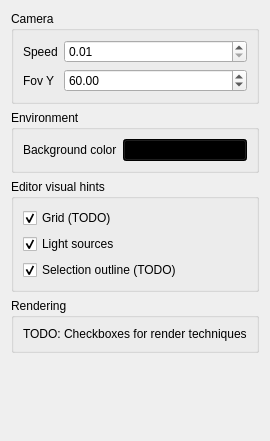
The window that Project3/ui/miscsettingswidget.ui (Flanctory-Studio/Advanced-Graphics-Programming) describes before a commit, drawn with Qt 5.
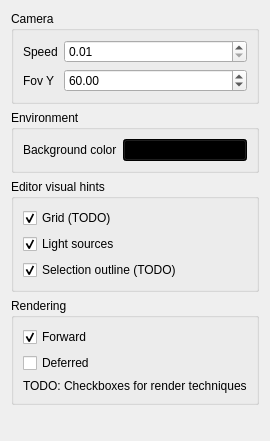
The same window after the commit.

Diff of the .ui file:
```diff
--- a/Project3/ui/miscsettingswidget.ui
+++ b/Project3/ui/miscsettingswidget.ui
@@ -128,6 +128,23 @@
       <string>Rendering</string>
      </property>
      <layout class="QVBoxLayout" name="verticalLayout_2">
+      <item>
+       <widget class="QCheckBox" name="forward">
+        <property name="text">
+         <string>Forward</string>
+        </property>
+        <property name="checked">
+         <bool>true</bool>
+        </property>
+       </widget>
+      </item>
+      <item>
+       <widget class="QCheckBox" name="deferred">
+        <property name="text">
+         <string>Deferred</string>
+        </property>
+       </widget>
+      </item>
       <item>
        <widget class="QLabel" name="label_3">
         <property name="text">
```
